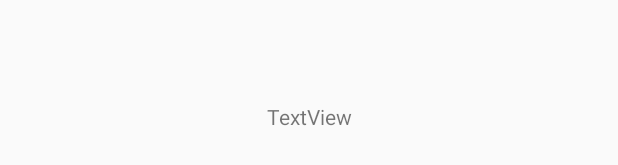
After one commit to TheArtyomMDev/BeWell, an Android app: the layout activity_result.xml on its own in the app's theme, with its tools: preview values and no code run, on a phone screen of 412 x 824 dp. The commit adds this screen. Shown: the part 502-667 px from the top of the screen. Run offline under Robolectric (Android 15) with nearby library versions, the phone set to English and light mode, and no system bars.

Commit message:
Pre-release

```diff
--- /dev/null
+++ b/app/src/main/res/layout/activity_result.xml
@@ -0,0 +1,18 @@
+<?xml version="1.0" encoding="utf-8"?>
+<android.support.constraint.ConstraintLayout xmlns:android="http://schemas.android.com/apk/res/android"
+    xmlns:app="http://schemas.android.com/apk/res-auto"
+    xmlns:tools="http://schemas.android.com/tools"
+    android:layout_width="match_parent"
+    android:layout_height="match_parent"
+    tools:context=".Result">
+
+    <TextView
+        android:id="@+id/BIText"
+        android:layout_width="wrap_content"
+        android:layout_height="wrap_content"
+        android:text="TextView"
+        app:layout_constraintBottom_toBottomOf="parent"
+        app:layout_constraintEnd_toEndOf="parent"
+        app:layout_constraintStart_toStartOf="parent"
+        app:layout_constraintTop_toTopOf="parent" />
+</android.support.constraint.ConstraintLayout>
--- a/app/src/main/res/values/styles.xml
+++ b/app/src/main/res/values/styles.xml
@@ -1,7 +1,7 @@
 <resources>
 
     <!-- Base application theme. -->
-    <style name="AppTheme" parent="Theme.AppCompat.Light.DarkActionBar">
+    <style name="AppTheme" parent="Theme.AppCompat.Light.NoActionBar">
         <!-- Customize your theme here. -->
         <item name="colorPrimary">@color/colorPrimary</item>
         <item name="colorPrimaryDark">@color/colorPrimaryDark</item>
--- a/build.gradle
+++ b/build.gradle
@@ -20,7 +20,7 @@ buildscript {
 allprojects {
     repositories {
         google()
-        jcenter()
+        maven { url 'https://jitpack.io' }
     }
 }
 
```
Also changed, not shown: app/build.gradle (+5 -4 lines), app/src/main/AndroidManifest.xml (+6 -3 lines), app/src/main/java/com/example/sachin/heart/Result.kt (added, +15 -0 lines), app/src/main/res/layout/main.xml (+4 -13 lines).
